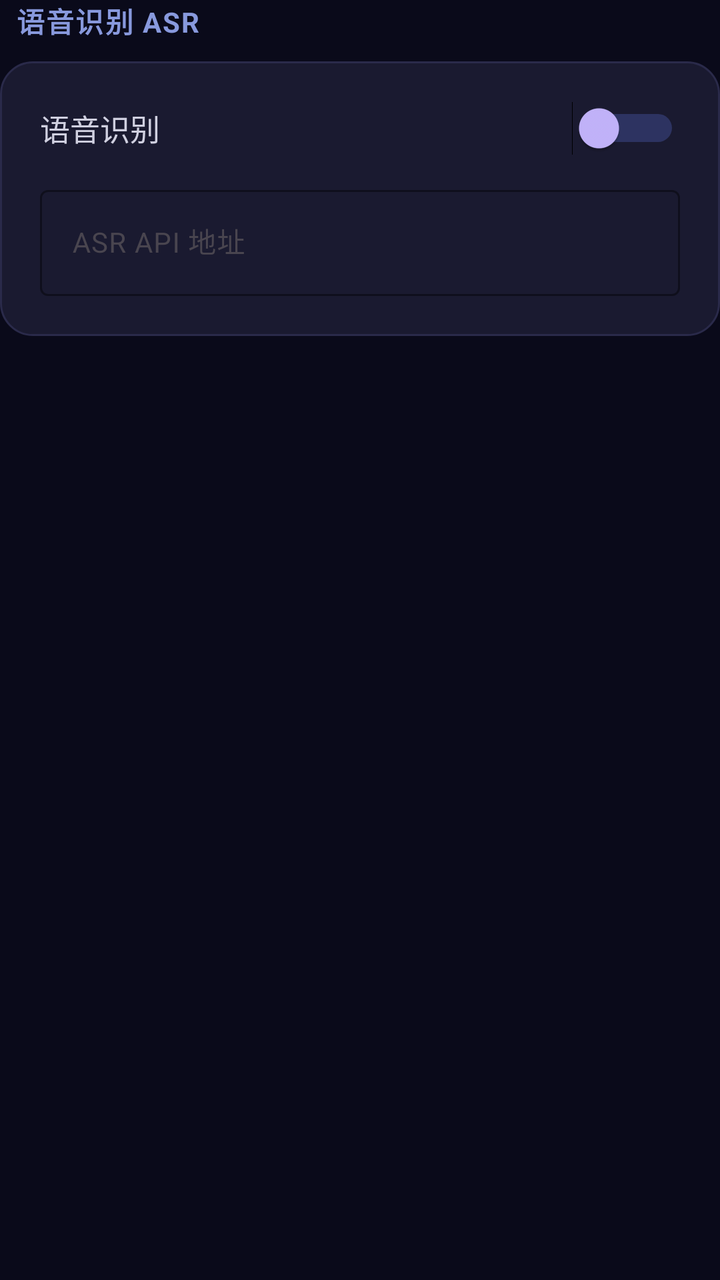
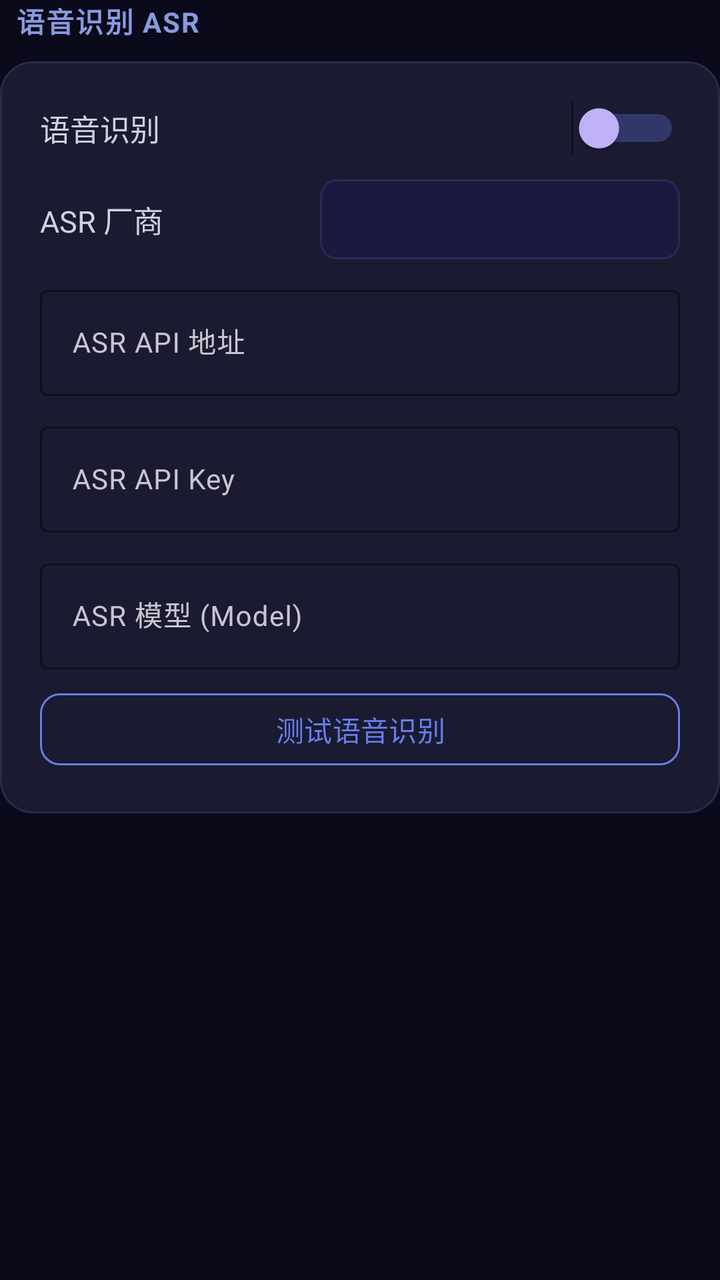

Screens rendered from an Android XML layout before and after an edit, with the pre-edit source and the edit as a unified diff.
<!-- AndroidManifest.xml: application theme Theme.Companion -->
<!-- res/layout/item_settings_asr.xml -->
<?xml version="1.0" encoding="utf-8"?>
<LinearLayout xmlns:android="http://schemas.android.com/apk/res/android"
    xmlns:app="http://schemas.android.com/apk/res-auto"
    android:layout_width="match_parent"
    android:layout_height="wrap_content"
    android:orientation="vertical">

    <TextView
        android:layout_width="match_parent"
        android:layout_height="wrap_content"
        android:text="  语音识别 ASR"
        android:textSize="14sp"
        android:textStyle="bold"
        android:textColor="#8899dd"
        android:letterSpacing="0.05"
        android:layout_marginBottom="10dp" />

    <FrameLayout
        android:layout_width="match_parent"
        android:layout_height="wrap_content"
        android:layout_marginBottom="16dp"
        android:background="@drawable/bg_settings_card">

        <LinearLayout
            android:layout_width="match_parent"
            android:layout_height="wrap_content"
            android:orientation="vertical"
            android:padding="20dp">

            <LinearLayout
                android:layout_width="match_parent"
                android:layout_height="wrap_content"
                android:orientation="horizontal"
                android:gravity="center_vertical"
                android:layout_marginBottom="12dp">

                <TextView
                    android:layout_width="0dp"
                    android:layout_height="wrap_content"
                    android:layout_weight="1"
                    android:text="语音识别"
                    android:textSize="15sp"
                    android:textColor="#d0d0e0" />

                <Switch
                    android:id="@+id/switch_voice_recognition"
                    android:layout_width="wrap_content"
                    android:layout_height="wrap_content"
                    android:trackTint="#667eea"
                    android:thumbTint="#c4b5fd" />
            </LinearLayout>

            <com.google.android.material.textfield.TextInputLayout
                android:layout_width="match_parent"
                android:layout_height="wrap_content"
                android:hint="ASR API 地址"
                app:boxBackgroundColor="@android:color/transparent"
                app:boxStrokeColor="#667eea"
                app:hintTextColor="#667eea">

                <com.google.android.material.textfield.TextInputEditText
                    android:id="@+id/et_asr_api_url"
                    android:layout_width="match_parent"
                    android:layout_height="wrap_content"
                    android:textSize="14sp"
                    android:textColor="#d0d0e0"
                    android:textColorHint="#667788" />
            </com.google.android.material.textfield.TextInputLayout>
        </LinearLayout>
    </FrameLayout>

</LinearLayout>
<!-- resources referenced by this layout -->
<resources>
  <style name="Theme.Companion" parent="Theme.Material3.DayNight.NoActionBar">
          <item name="colorPrimary">@color/accent_blue</item>
          <item name="colorPrimaryVariant">@color/purple_700</item>
          <item name="colorOnPrimary">@color/white</item>
          <item name="colorSecondary">@color/accent_cyan</item>
          <item name="colorSecondaryVariant">@color/teal_700</item>
          <item name="colorSurface">@color/surface_dark</item>
          <item name="colorOnSurface">@color/text_primary</item>
          <item name="android:statusBarColor">@color/bg_start</item>
          <item name="android:navigationBarColor">@color/bg_start</item>
          <item name="android:windowBackground">@color/bg_start</item>
  
          <item name="android:activityOpenEnterAnimation">@anim/slide_in_right</item>
          <item name="android:activityOpenExitAnimation">@anim/fade_out</item>
          <item name="android:activityCloseEnterAnimation">@anim/fade_in</item>
          <item name="android:activityCloseExitAnimation">@anim/slide_out_left</item>
  
          <item name="android:windowEnterTransition">@android:transition/fade</item>
          <item name="android:windowExitTransition">@android:transition/fade</item>
  
          <item name="android:colorEdgeEffect">@color/accent_purple</item>
      </style>
  <color name="accent_blue">#667eea</color>
  <color name="white">#FFFFFFFF</color>
  <color name="accent_cyan">#64ffda</color>
  <color name="teal_700">#FF018786</color>
  <color name="surface_dark">#14142a</color>
  <color name="text_primary">#ececf4</color>
  <color name="bg_start">#0a0a1a</color>
  <!-- unchanged entries left out for length: 3 -->
</resources>

<!-- the commit's change to res/layout/item_settings_asr.xml (unified diff, before → after) -->
@@ -50,13 +50,38 @@
                     android:thumbTint="#c4b5fd" />
             </LinearLayout>
 
+            <LinearLayout
+                android:layout_width="match_parent"
+                android:layout_height="wrap_content"
+                android:orientation="horizontal"
+                android:gravity="center_vertical"
+                android:layout_marginBottom="10dp">
+
+                <TextView
+                    android:layout_width="0dp"
+                    android:layout_height="wrap_content"
+                    android:layout_weight="1"
+                    android:text="ASR 厂商"
+                    android:textSize="15sp"
+                    android:textColor="#d0d0e0" />
+
+                <Spinner
+                    android:id="@+id/spinner_asr_provider"
+                    android:layout_width="180dp"
+                    android:layout_height="40dp"
+                    android:background="@drawable/bg_spinner"
+                    android:popupBackground="#1a1a3e"
+                    android:textColor="#d0d0e0" />
+            </LinearLayout>
+
             <com.google.android.material.textfield.TextInputLayout
                 android:layout_width="match_parent"
                 android:layout_height="wrap_content"
                 android:hint="ASR API 地址"
                 app:boxBackgroundColor="@android:color/transparent"
                 app:boxStrokeColor="#667eea"
-                app:hintTextColor="#667eea">
+                app:hintTextColor="#667eea"
+                android:layout_marginBottom="10dp">
 
                 <com.google.android.material.textfield.TextInputEditText
                     android:id="@+id/et_asr_api_url"
@@ -66,6 +91,62 @@
                     android:textColor="#d0d0e0"
                     android:textColorHint="#667788" />
             </com.google.android.material.textfield.TextInputLayout>
+
+            <com.google.android.material.textfield.TextInputLayout
+                android:layout_width="match_parent"
+                android:layout_height="wrap_content"
+                android:hint="ASR API Key"
+                app:boxBackgroundColor="@android:color/transparent"
+                app:boxStrokeColor="#667eea"
+                app:hintTextColor="#667eea"
+                android:layout_marginBottom="10dp">
+
+                <com.google.android.material.textfield.TextInputEditText
+                    android:id="@+id/et_asr_api_key"
+                    android:layout_width="match_parent"
+                    android:layout_height="wrap_content"
+                    android:textSize="14sp"
+                    android:textColor="#d0d0e0"
+                    android:inputType="textPassword"
+                    android:textColorHint="#667788" />
+            </com.google.android.material.textfield.TextInputLayout>
+
+            <com.google.android.material.textfield.TextInputLayout
+                android:layout_width="match_parent"
+                android:layout_height="wrap_content"
+                android:hint="ASR 模型 (Model)"
+                app:boxBackgroundColor="@android:color/transparent"
+                app:boxStrokeColor="#667eea"
+                app:hintTextColor="#667eea">
+
+                <com.google.android.material.textfield.TextInputEditText
+                    android:id="@+id/et_asr_model"
+                    android:layout_width="match_parent"
+                    android:layout_height="wrap_content"
+                    android:textSize="14sp"
+                    android:textColor="#d0d0e0"
+                    android:textColorHint="#667788" />
+            </com.google.android.material.textfield.TextInputLayout>
+
+            <com.google.android.material.button.MaterialButton
+                android:id="@+id/btn_test_asr"
+                style="@style/Widget.Material3.Button.OutlinedButton"
+                android:layout_width="match_parent"
+                android:layout_height="44dp"
+                android:layout_marginTop="8dp"
+                android:text="测试语音识别"
+                android:textColor="#667eea"
+                app:cornerRadius="10dp"
+                app:strokeColor="#667eea" />
+
+            <TextView
+                android:id="@+id/tv_asr_test_result"
+                android:layout_width="match_parent"
+                android:layout_height="wrap_content"
+                android:layout_marginTop="4dp"
+                android:textColor="#4CAF50"
+                android:textSize="12sp"
+                android:visibility="gone" />
         </LinearLayout>
     </FrameLayout>
 
<!-- resource entries referenced after the edit -->
@@ -1,6 +1,16 @@
 <!-- resources referenced by this layout -->
 <resources>
-  <style name="Theme.Companion" parent="Theme.Material3.DayNight.NoActionBar">
+  <!-- drawable bg_spinner (drawable) -->
+  <?xml version="1.0" encoding="utf-8"?>
+  <shape xmlns:android="http://schemas.android.com/apk/res/android"
+      android:shape="rectangle">
+      <solid android:color="#1a1a3e" />
+      <corners android:radius="8dp" />
+      <stroke
+          android:width="1dp"
+          android:color="#2a2a5a" />
+  </shape>
+  <style name="Theme.Companion" parent="Theme.Material3.Dark.NoActionBar">
           <item name="colorPrimary">@color/accent_blue</item>
           <item name="colorPrimaryVariant">@color/purple_700</item>
           <item name="colorOnPrimary">@color/white</item>
@@ -21,6 +31,11 @@
           <item name="android:windowExitTransition">@android:transition/fade</item>
   
           <item name="android:colorEdgeEffect">@color/accent_purple</item>
+  
+          <item name="alertDialogTheme">@style/ThemeOverlay.Companion.AlertDialog</item>
+          <item name="android:alertDialogTheme">@style/ThemeOverlay.Companion.AlertDialog.Legacy</item>
+          <item name="android:datePickerDialogTheme">@style/ThemeOverlay.Companion.DatePicker</item>
+          <item name="android:timePickerDialogTheme">@style/ThemeOverlay.Companion.TimePicker</item>
       </style>
   <color name="accent_blue">#667eea</color>
   <color name="white">#FFFFFFFF</color>
@@ -29,6 +44,32 @@
   <color name="surface_dark">#14142a</color>
   <color name="text_primary">#ececf4</color>
   <color name="bg_start">#0a0a1a</color>
+  <style name="ThemeOverlay.Companion.AlertDialog" parent="ThemeOverlay.Material3.MaterialAlertDialog">
+          <item name="colorSurface">@color/surface_card</item>
+          <item name="colorOnSurface">@color/text_primary</item>
+          <item name="android:textColorPrimary">@color/text_primary</item>
+          <item name="android:textColorSecondary">@color/text_secondary</item>
+      </style>
+  <style name="ThemeOverlay.Companion.AlertDialog.Legacy" parent="android:Theme.DeviceDefault.Dialog.Alert">
+          <item name="android:textColorPrimary">@color/text_primary</item>
+          <item name="android:textColorSecondary">@color/text_secondary</item>
+          <item name="android:background">@color/surface_card</item>
+          <item name="android:windowBackground">@color/surface_card</item>
+          <item name="android:colorBackground">@color/surface_card</item>
+      </style>
+  <style name="ThemeOverlay.Companion.DatePicker" parent="ThemeOverlay.Material3.Dialog">
+          <item name="colorSurface">@color/surface_card</item>
+          <item name="colorOnSurface">@color/text_primary</item>
+          <item name="android:textColorPrimary">@color/text_primary</item>
+          <item name="android:textColorSecondary">@color/text_secondary</item>
+          <item name="android:windowBackground">@color/surface_card</item>
+      </style>
+  <style name="ThemeOverlay.Companion.TimePicker" parent="ThemeOverlay.Material3.Dialog">
+          <item name="colorSurface">@color/surface_card</item>
+          <item name="colorOnSurface">@color/text_primary</item>
+      </style>
+  <color name="surface_card">#1a1a38</color>
+  <color name="text_secondary">#99aabb</color>
   <!-- unchanged entries left out for length: 3 -->
 </resources>
 
